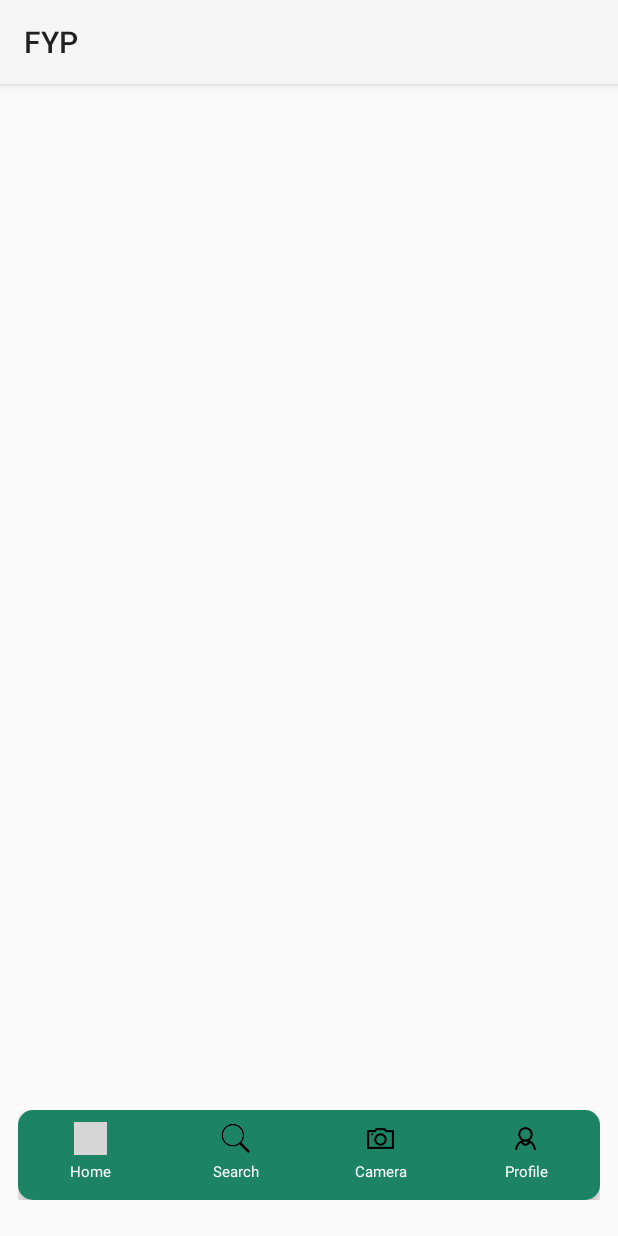
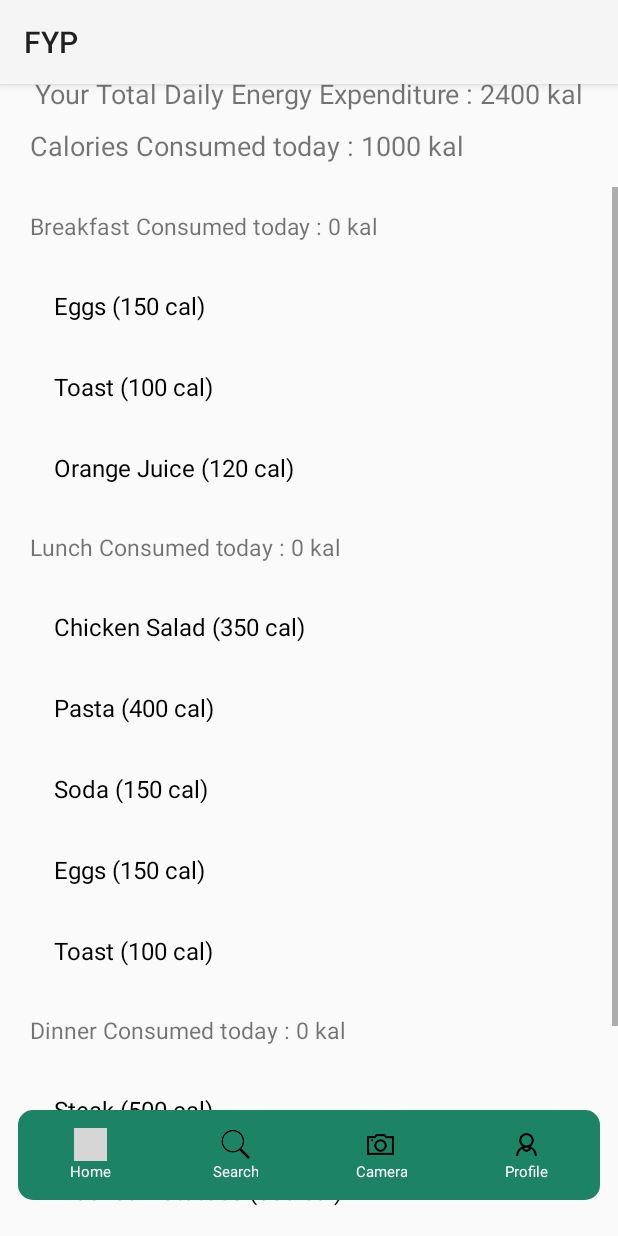
Before and after one commit to hugopun315/fyp, an Android app built with Jetpack Compose: the homeActivity screen opened directly, with no data from a screen before it, on a phone screen of 412 x 824 dp. Run offline under Robolectric (Android 15) with nearby library versions, the phone set to English and light mode, and no system bars; grey boxes are pictures that could not be loaded.

Commit message:
18/9/24 UI design (home page)

```diff
--- a/app/build.gradle.kts
+++ b/app/build.gradle.kts
@@ -70,4 +70,6 @@ dependencies {
     androidTestImplementation(libs.androidx.ui.test.junit4)
     debugImplementation(libs.androidx.ui.tooling)
     debugImplementation(libs.androidx.ui.test.manifest)
+
+
 }
--- /dev/null
+++ b/app/src/main/java/com/example/fyp/FoodItem.kt
@@ -0,0 +1,6 @@
+package com.example.fyp
+
+data class FoodItem(
+    val name: String,
+    val calories: Int
+)
--- /dev/null
+++ b/app/src/main/java/com/example/fyp/adapter/FoodAdapter.kt
@@ -0,0 +1,31 @@
+package com.example.fyp.adapter
+
+import com.example.fyp.FoodItem
+
+
+
+import android.view.LayoutInflater
+import android.view.View
+import android.view.ViewGroup
+import android.widget.TextView
+import androidx.recyclerview.widget.RecyclerView
+import com.example.fyp.R
+
+class FoodAdapter(private val foodList: List<FoodItem>) : RecyclerView.Adapter<FoodAdapter.FoodViewHolder>() {
+
+    class FoodViewHolder(itemView: View) : RecyclerView.ViewHolder(itemView) {
+        val itemTextView: TextView = itemView.findViewById(R.id.itemTextView)
+    }
+
+    override fun onCreateViewHolder(parent: ViewGroup, viewType: Int): FoodViewHolder {
+        val view = LayoutInflater.from(parent.context).inflate(R.layout.list_item, parent, false)
+        return FoodViewHolder(view)
+    }
+
+    override fun onBindViewHolder(holder: FoodViewHolder, position: Int) {
+        val item = foodList[position]
+        holder.itemTextView.text = "${item.name} (${item.calories} cal)"
+    }
+
+    override fun getItemCount() = foodList.size
+}
--- a/app/src/main/java/com/example/fyp/homeActivity.kt
+++ b/app/src/main/java/com/example/fyp/homeActivity.kt
@@ -1,20 +1,60 @@
 package com.example.fyp
 
 import android.os.Bundle
+import android.widget.ArrayAdapter
+import android.widget.ListView
 import androidx.activity.enableEdgeToEdge
 import androidx.appcompat.app.AppCompatActivity
 import androidx.core.view.ViewCompat
 import androidx.core.view.WindowInsetsCompat
+import androidx.recyclerview.widget.LinearLayoutManager
+import androidx.recyclerview.widget.RecyclerView
+import com.example.fyp.adapter.FoodAdapter
 
 class homeActivity : AppCompatActivity() {
+    private lateinit var breakfastRecyclerView: RecyclerView
+    private lateinit var lunchRecyclerView: RecyclerView
+    private lateinit var dinnerRecyclerView: RecyclerView
     override fun onCreate(savedInstanceState: Bundle?) {
         super.onCreate(savedInstanceState)
         enableEdgeToEdge()
         setContentView(R.layout.activity_home)
-        ViewCompat.setOnApplyWindowInsetsListener(findViewById(R.id.main)) { v, insets ->
-            val systemBars = insets.getInsets(WindowInsetsCompat.Type.systemBars())
-            v.setPadding(systemBars.left, systemBars.top, systemBars.right, systemBars.bottom)
-            insets
-        }
+
+        // Initialize RecyclerViews
+        breakfastRecyclerView = findViewById(R.id.bList)
+        lunchRecyclerView = findViewById(R.id.lList)
+        dinnerRecyclerView = findViewById(R.id.dList)
+
+        // Set Layout Managers
+        breakfastRecyclerView.layoutManager = LinearLayoutManager(this)
+        lunchRecyclerView.layoutManager = LinearLayoutManager(this)
+        dinnerRecyclerView.layoutManager = LinearLayoutManager(this)
+
+        // Create dummy data
+        val breakfastItems = listOf(
+            FoodItem("Eggs", 150),
+            FoodItem("Toast", 100),
+            FoodItem("Orange Juice", 120)
+        )
+
+        val lunchItems = listOf(
+            FoodItem("Chicken Salad", 350),
+            FoodItem("Pasta", 400),
+            FoodItem("Soda", 150),
+            FoodItem("Eggs", 150),
+            FoodItem("Toast", 100)
+
+        )
+
+        val dinnerItems = listOf(
+            FoodItem("Steak", 500),
+            FoodItem("Mashed Potatoes", 300),
+            FoodItem("Green Beans", 80)
+        )
+
+        // Set adapters to RecyclerViews
+        breakfastRecyclerView.adapter = FoodAdapter(breakfastItems)
+        lunchRecyclerView.adapter = FoodAdapter(lunchItems)
+        dinnerRecyclerView.adapter = FoodAdapter(dinnerItems)
     }
 }
--- a/app/src/main/java/com/example/fyp/loginActivity.kt
+++ b/app/src/main/java/com/example/fyp/loginActivity.kt
@@ -39,7 +39,8 @@ class loginActivity : AppCompatActivity() {
 
         loginButton = findViewById(R.id.btnLogin)
         loginButton.setOnClickListener {
-            loginButton.setText("hiiiiiiiiiiii")
+            val intent = Intent(this,homeActivity::class.java)
+            startActivity(intent)
         }
 
         createAccountTextView.setOnClickListener{
--- a/app/src/main/res/layout/activity_home.xml
+++ b/app/src/main/res/layout/activity_home.xml
@@ -7,7 +7,96 @@
     android:layout_height="match_parent"
     tools:context=".homeActivity">
 
+    <TextView
+        android:id="@+id/TDEE"
+        android:layout_width="wrap_content"
+        android:layout_height="wrap_content"
+        android:layout_marginTop="50dp"
+        android:text="Your Total Daily Energy Expenditure : 2400 kal"
+        android:textSize="18sp"
+        app:layout_constraintEnd_toEndOf="parent"
+        app:layout_constraintStart_toStartOf="parent"
+        app:layout_constraintTop_toTopOf="parent" />
 
+    <TextView
+        android:id="@+id/CCT"
+        android:layout_width="wrap_content"
+        android:layout_height="wrap_content"
+        android:layout_marginStart="20dp"
+        android:layout_marginTop="10dp"
+        android:text="Calories Consumed today : 1000 kal"
+        android:textSize="18sp"
+        app:layout_constraintStart_toStartOf="parent"
+        app:layout_constraintTop_toBottomOf="@id/TDEE" />
+
+    <ScrollView
+        android:layout_width="match_parent"
+        android:layout_height="0dp"
+        android:layout_marginTop="15dp"
+        app:layout_constraintBottom_toBottomOf="parent"
+        app:layout_constraintTop_toBottomOf="@id/CCT">
+
+        <LinearLayout
+            android:layout_width="match_parent"
+            android:layout_height="wrap_content"
+            android:orientation="vertical">
+
+            <TextView
+                android:id="@+id/breakfast"
+                android:layout_width="wrap_content"
+                android:layout_height="wrap_content"
+                android:layout_marginStart="20dp"
+                android:layout_marginTop="15dp"
+                android:text="Breakfast Consumed today : 0 kal"
+                android:textSize="15sp" />
+
+
+            <androidx.recyclerview.widget.RecyclerView
+                android:id="@+id/bList"
+                android:layout_width="match_parent"
+                android:layout_height="wrap_content"
+                android:layout_marginStart="20dp"
+                android:layout_marginTop="15dp"/>
+
+            <TextView
+                android:id="@+id/lunch"
+                android:layout_width="wrap_content"
+                android:layout_height="wrap_content"
+                android:layout_marginStart="20dp"
+                android:layout_marginTop="15dp"
+                android:text="Lunch Consumed today : 0 kal"
+                android:textSize="15sp" />
+
+            <androidx.recyclerview.widget.RecyclerView
+                android:id="@+id/lList"
+                android:layout_width="match_parent"
+                android:layout_height="wrap_content"
+                android:layout_marginStart="20dp"
+                android:layout_marginTop="15dp"/>
+
+
+            <TextView
+                android:id="@+id/dinner"
+                android:layout_width="wrap_content"
+                android:layout_height="wrap_content"
+                android:layout_marginStart="20dp"
+                android:layout_marginTop="15dp"
+                android:text="Dinner Consumed today : 0 kal"
+                android:textSize="15sp" />
+
+
+            <androidx.recyclerview.widget.RecyclerView
+                android:id="@+id/dList"
+                android:layout_width="match_parent"
+                android:layout_height="wrap_content"
+                android:layout_marginStart="20dp"
+                android:layout_marginTop="15dp"
+                android:layout_marginBottom="124dp"/>
+
+        </LinearLayout>
+    </ScrollView>
+
+    <!-- bottom bar -->
     <androidx.coordinatorlayout.widget.CoordinatorLayout
         android:layout_width="match_parent"
         android:layout_height="60dp"
@@ -17,35 +106,30 @@
         app:layout_constraintBottom_toBottomOf="parent"
         app:layout_constraintEnd_toEndOf="parent"
         app:layout_constraintStart_toStartOf="parent">
-        <com.google.android.material.bottomnavigation.BottomNavigationView
+
+        <LinearLayout
             android:layout_width="match_parent"
             android:layout_height="60dp"
-            android:layout_gravity="bottom"
+            android:orientation="horizontal"
             android:background="@drawable/bottombackground">
-            <LinearLayout
-                android:layout_width="match_parent"
-                android:layout_marginBottom="8dp"
-                android:layout_height="match_parent">
 
             <LinearLayout
                 android:layout_width="0dp"
                 android:layout_height="match_parent"
-                    android:layout_weight="0.2"
+                android:layout_weight="1"
+                android:gravity="center"
                 android:orientation="vertical">
 
                 <ImageView
                     android:id="@+id/imageView41"
                     android:layout_width="22dp"
                     android:layout_height="22dp"
-                        android:layout_gravity="center"
-                        android:layout_marginTop="8dp"
                     app:srcCompat="@drawable/home" />
 
                 <TextView
                     android:id="@+id/textView81"
-                        android:layout_width="match_parent"
+                    android:layout_width="wrap_content"
                     android:layout_height="wrap_content"
-                        android:layout_marginTop="4dp"
                     android:text="Home"
                     android:textAlignment="center"
                     android:textColor="@color/white"
@@ -56,22 +140,20 @@
                 android:id="@+id/cartBtn"
                 android:layout_width="0dp"
                 android:layout_height="match_parent"
-                    android:layout_weight="0.2"
+                android:layout_weight="1"
+                android:gravity="center"
                 android:orientation="vertical">
 
                 <ImageView
                     android:id="@+id/imageView42"
                     android:layout_width="22dp"
                     android:layout_height="22dp"
-                        android:layout_gravity="center"
-                        android:layout_marginTop="8dp"
                     app:srcCompat="@drawable/search" />
 
                 <TextView
                     android:id="@+id/textView82"
-                        android:layout_width="match_parent"
+                    android:layout_width="wrap_content"
                     android:layout_height="wrap_content"
-                        android:layout_marginTop="4dp"
                     android:text="Search"
                     android:textAlignment="center"
                     android:textColor="@color/white"
@@ -81,56 +163,49 @@
             <LinearLayout
                 android:layout_width="0dp"
                 android:layout_height="match_parent"
-                    android:layout_weight="0.2"
+                android:layout_weight="1"
+                android:gravity="center"
                 android:orientation="vertical">
 
                 <ImageView
                     android:id="@+id/imageView43"
                     android:layout_width="22dp"
                     android:layout_height="22dp"
-                        android:layout_gravity="center"
-                        android:layout_marginTop="8dp"
                     app:srcCompat="@drawable/camera" />
 
                 <TextView
                     android:id="@+id/textView83"
-                        android:layout_width="match_parent"
+                    android:layout_width="wrap_content"
                     android:layout_height="wrap_content"
-                        android:layout_marginTop="4dp"
                     android:text="Camera"
                     android:textAlignment="center"
                     android:textColor="@color/white"
                     android:textSize="10sp" />
             </LinearLayout>
 
-
-
             <LinearLayout
                 android:layout_width="0dp"
                 android:layout_height="match_parent"
-                    android:layout_weight="0.2"
+                android:layout_weight="1"
+                android:gravity="center"
                 android:orientation="vertical">
 
                 <ImageView
                     android:id="@+id/imageView4"
                     android:layout_width="22dp"
                     android:layout_height="22dp"
-                        android:layout_gravity="center"
-                        android:layout_marginTop="8dp"
                     app:srcCompat="@drawable/person" />
 
                 <TextView
                     android:id="@+id/textView8"
-                        android:layout_width="match_parent"
+                    android:layout_width="wrap_content"
                     android:layout_height="wrap_content"
-                        android:layout_marginTop="4dp"
                     android:text="Profile"
                     android:textAlignment="center"
                     android:textColor="@color/white"
                     android:textSize="10sp" />
             </LinearLayout>
         </LinearLayout>
-        </com.google.android.material.bottomnavigation.BottomNavigationView>
     </androidx.coordinatorlayout.widget.CoordinatorLayout>
 
 
--- /dev/null
+++ b/app/src/main/res/layout/list_item.xml
@@ -0,0 +1,15 @@
+<?xml version="1.0" encoding="utf-8"?>
+<LinearLayout xmlns:android="http://schemas.android.com/apk/res/android"
+    android:layout_width="match_parent"
+    android:layout_height="wrap_content"
+    android:orientation="vertical"
+    android:padding="16dp">
+
+    <TextView
+        android:id="@+id/itemTextView"
+        android:layout_width="wrap_content"
+        android:layout_height="wrap_content"
+        android:layout_weight="1"
+        android:textSize="16sp"
+        android:textColor="@android:color/black" />
+</LinearLayout>
--- a/build.gradle.kts
+++ b/build.gradle.kts
@@ -2,4 +2,5 @@
 plugins {
     alias(libs.plugins.androidApplication) apply false
     alias(libs.plugins.jetbrainsKotlinAndroid) apply false
+
 }
```
Lines whose indentation alone changed are shown as unchanged.
